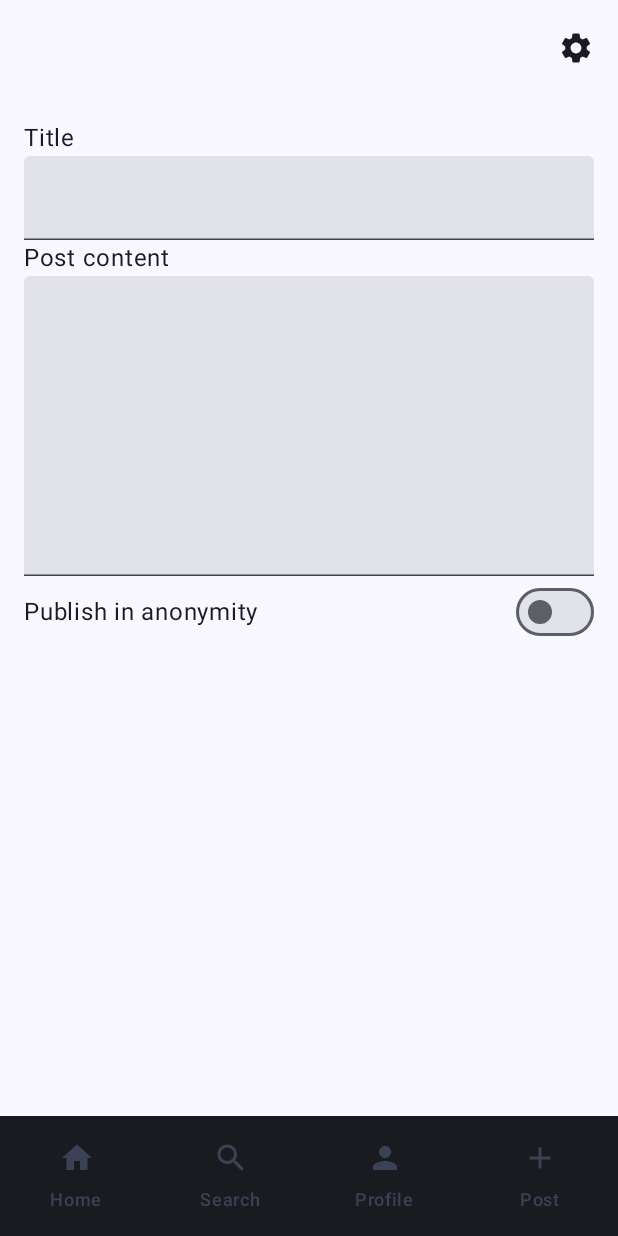
After one commit to FrancescoPazz/UniBoard, an Android app built with Jetpack Compose: the composable PublishScreen shown on its own in the app's theme, on a phone screen of 412 x 824 dp. The commit adds this screen. Run offline under Robolectric (Android 15) with nearby library versions, the phone set to English and light mode, and no system bars.

Commit message:
Added the post publishing page

```diff
--- a/UniBoard/app/src/main/java/com/unibo/pazzagliacasadei/uniboard/ui/Navigation.kt
+++ b/UniBoard/app/src/main/java/com/unibo/pazzagliacasadei/uniboard/ui/Navigation.kt
@@ -18,6 +18,7 @@ import com.unibo.pazzagliacasadei.uniboard.ui.screens.home.HomeParams
 import com.unibo.pazzagliacasadei.uniboard.ui.screens.home.HomeScreen
 import com.unibo.pazzagliacasadei.uniboard.ui.screens.home.HomeViewModel
 import com.unibo.pazzagliacasadei.uniboard.ui.screens.profile.ProfileScreen
+import com.unibo.pazzagliacasadei.uniboard.ui.screens.publish.PublishScreen
 import com.unibo.pazzagliacasadei.uniboard.ui.screens.settings.SettingsScreen
 import com.unibo.pazzagliacasadei.uniboard.ui.screens.settings.SettingsViewModel
 import com.unibo.pazzagliacasadei.uniboard.ui.theme.UniBoardTheme
@@ -36,7 +37,10 @@ sealed interface UniBoardRoute {
     data object Profile : UniBoardRoute
 
     @Serializable
-    data object Settings: UniBoardRoute
+    data object Settings : UniBoardRoute
+
+    @Serializable
+    data object Publish: UniBoardRoute
 }
 
 @Composable
@@ -67,12 +71,14 @@ fun UniBoardNavGraph(
                             authViewModel.login(email, password)
                         },
                         signUp = { email, password, username, name, surname, tel ->
-                            authViewModel.signUp(email = email,
+                            authViewModel.signUp(
+                                email = email,
                                 password = password,
                                 name = name,
                                 surname = surname,
                                 username = username,
-                                tel = tel)
+                                tel = tel
+                            )
                         },
                         resetPassword = { email ->
                             authViewModel.sendPasswordReset(email)
@@ -114,6 +120,9 @@ fun UniBoardNavGraph(
                     )
                     SettingsScreen(navController, settingsParams)
                 }
+                composable<UniBoardRoute.Publish> {
+                    PublishScreen(navController)
+                }
             }
         }
     }
--- a/UniBoard/app/src/main/java/com/unibo/pazzagliacasadei/uniboard/ui/composables/AppBar.kt
+++ b/UniBoard/app/src/main/java/com/unibo/pazzagliacasadei/uniboard/ui/composables/AppBar.kt
@@ -5,6 +5,7 @@ import androidx.compose.foundation.layout.Row
 import androidx.compose.foundation.layout.fillMaxWidth
 import androidx.compose.material.icons.Icons
 import androidx.compose.material.icons.automirrored.outlined.ArrowBack
+import androidx.compose.material.icons.filled.Add
 import androidx.compose.material.icons.filled.Home
 import androidx.compose.material.icons.filled.Person
 import androidx.compose.material.icons.filled.Search
@@ -82,6 +83,10 @@ fun BottomBar(navController: NavController) {
             name = stringResource(R.string.profile),
             route = UniBoardRoute.Profile,
             icon = Icons.Default.Person
+        ), BottomNavItem(
+            name = stringResource(R.string.publish),
+            route = UniBoardRoute.Publish,
+            icon = Icons.Default.Add
         )
     )
 
--- /dev/null
+++ b/UniBoard/app/src/main/java/com/unibo/pazzagliacasadei/uniboard/ui/screens/publish/PublishScreen.kt
@@ -0,0 +1,33 @@
+package com.unibo.pazzagliacasadei.uniboard.ui.screens.publish
+
+import androidx.compose.foundation.layout.Column
+import androidx.compose.foundation.layout.padding
+import androidx.compose.material3.Scaffold
+import androidx.compose.runtime.Composable
+import androidx.compose.runtime.mutableStateOf
+import androidx.compose.runtime.remember
+import androidx.compose.ui.Modifier
+import androidx.compose.ui.unit.dp
+import androidx.navigation.NavHostController
+import com.unibo.pazzagliacasadei.uniboard.ui.composables.BottomBar
+import com.unibo.pazzagliacasadei.uniboard.ui.composables.TopBar
+import com.unibo.pazzagliacasadei.uniboard.ui.screens.publish.composables.PostAnonymitySelector
+import com.unibo.pazzagliacasadei.uniboard.ui.screens.publish.composables.PostContent
+
+@Composable
+fun PublishScreen(navController: NavHostController) {
+    val postTitle = remember { mutableStateOf("") }
+    val postTextContent = remember { mutableStateOf("") }
+    val anonymousUser = remember { mutableStateOf(false) }
+
+    Scaffold(
+        topBar = { TopBar(navController) },
+        bottomBar = { BottomBar(navController) }) { paddingValues ->
+        Column(modifier = Modifier
+            .padding(paddingValues)
+            .padding(16.dp)) {
+            PostContent(postTitle, postTextContent)
+            PostAnonymitySelector(anonymousUser)
+        }
+    }
+}
--- /dev/null
+++ b/UniBoard/app/src/main/java/com/unibo/pazzagliacasadei/uniboard/ui/screens/publish/PublishViewModel.kt
@@ -0,0 +1,4 @@
+package com.unibo.pazzagliacasadei.uniboard.ui.screens.publish
+
+class PublishViewModel {
+}
--- /dev/null
+++ b/UniBoard/app/src/main/java/com/unibo/pazzagliacasadei/uniboard/ui/screens/publish/composables/PostAnonimitySelector.kt
@@ -0,0 +1,30 @@
+package com.unibo.pazzagliacasadei.uniboard.ui.screens.publish.composables
+
+import androidx.compose.foundation.layout.Arrangement
+import androidx.compose.foundation.layout.Row
+import androidx.compose.foundation.layout.fillMaxWidth
+import androidx.compose.material3.Switch
+import androidx.compose.material3.Text
+import androidx.compose.runtime.Composable
+import androidx.compose.runtime.MutableState
+import androidx.compose.ui.Alignment
+import androidx.compose.ui.Modifier
+import androidx.compose.ui.res.stringResource
+import com.unibo.pazzagliacasadei.uniboard.R
+
+@Composable
+fun PostAnonymitySelector(anonymous: MutableState<Boolean>) {
+    Row(
+        verticalAlignment = Alignment.CenterVertically,
+        horizontalArrangement = Arrangement.SpaceBetween,
+        modifier = Modifier.fillMaxWidth()
+    ) {
+        Text(
+            text = stringResource(R.string.anonymous_post)
+        )
+        Switch(
+            checked = anonymous.value,
+            onCheckedChange = { anonymous.value = it }
+        )
+    }
+}
--- /dev/null
+++ b/UniBoard/app/src/main/java/com/unibo/pazzagliacasadei/uniboard/ui/screens/publish/composables/PostContent.kt
@@ -0,0 +1,39 @@
+package com.unibo.pazzagliacasadei.uniboard.ui.screens.publish.composables
+
+import androidx.compose.foundation.layout.Column
+import androidx.compose.foundation.layout.fillMaxWidth
+import androidx.compose.foundation.layout.height
+import androidx.compose.material3.Text
+import androidx.compose.material3.TextField
+import androidx.compose.runtime.Composable
+import androidx.compose.runtime.MutableState
+import androidx.compose.ui.Modifier
+import androidx.compose.ui.res.stringResource
+import androidx.compose.ui.unit.dp
+import com.unibo.pazzagliacasadei.uniboard.R
+
+@Composable
+fun PostContent(postTitle: MutableState<String>, postContent: MutableState<String>) {
+    Column {
+        Column {
+            Text(
+                text = stringResource(R.string.post_title),
+                modifier = Modifier.fillMaxWidth()
+            )
+            TextField(
+                value = postTitle.value,
+                onValueChange = { postTitle.value = it },
+                modifier = Modifier.fillMaxWidth()
+            )
+            Text(
+                text = stringResource(R.string.post_content),
+                modifier = Modifier.fillMaxWidth()
+            )
+            TextField(
+                value = postContent.value,
+                onValueChange = { postContent.value = it },
+                modifier = Modifier.fillMaxWidth().height(200.dp)
+            )
+        }
+    }
+}
--- a/UniBoard/app/src/main/res/values/strings.xml
+++ b/UniBoard/app/src/main/res/values/strings.xml
@@ -35,4 +35,9 @@
     <string name="profile">Profile</string>
     <string name="username">Username</string>
     <string name="tel">Telephone</string>
+    <!-- Publish page -->
+    <string name="publish">Post</string>
+    <string name="post_title">Title</string>
+    <string name="post_content">Post content</string>
+    <string name="anonymous_post">Publish in anonymity</string>
 </resources>
--- a/UniBoard/gradle/libs.versions.toml
+++ b/UniBoard/gradle/libs.versions.toml
@@ -1,5 +1,5 @@
 [versions]
-agp = "8.7.3"
+agp = "8.9.2"
 kotlin = "2.0.21"
 coreKtx = "1.16.0"
 junit = "4.13.2"
```
Also changed, not shown: 1 other file.
